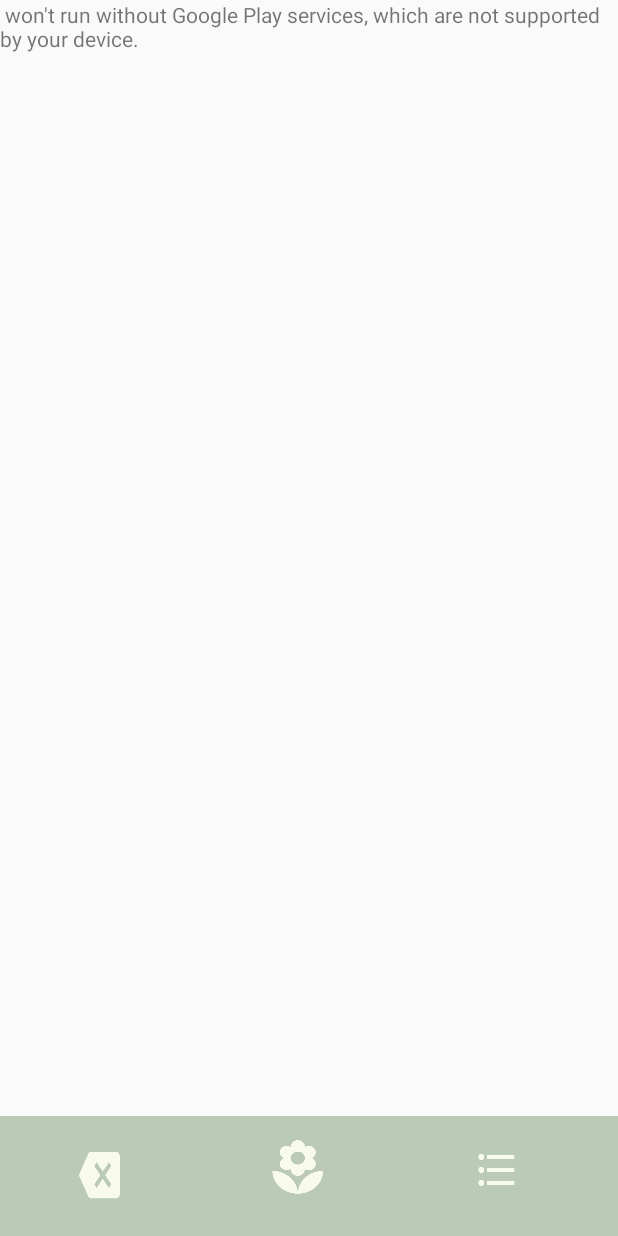
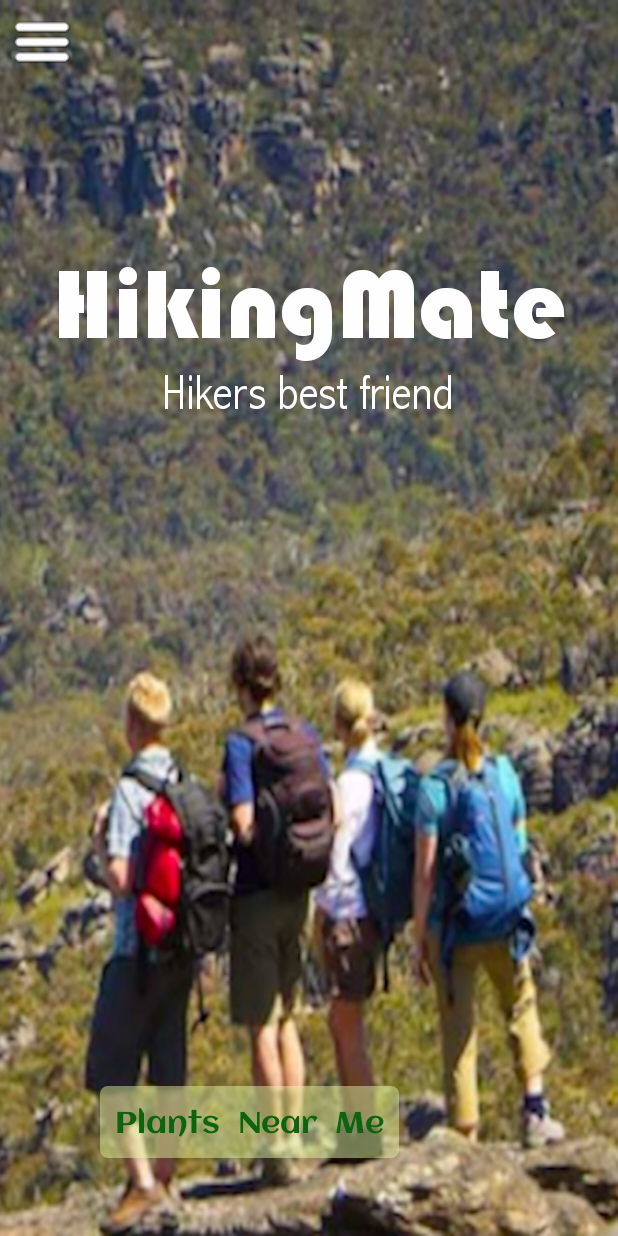
Before and after one commit to zhaoyi0113/ShibaGou, an Android app: the screen it shows after launch (MapActivity before the commit, MainActivity after it), after a tap on "Plants Near Me", on a phone screen of 412 x 824 dp. Run offline under Robolectric (Android 15) with nearby library versions, the phone set to English and light mode, and no system bars.

Commit message:
add fragment

```diff
--- /dev/null
+++ b/app/src/main/java/com/example/yihanwang/myapplication/HomeFragment.java
@@ -0,0 +1,60 @@
+package com.example.yihanwang.myapplication;
+
+import android.graphics.Typeface;
+import android.os.Bundle;
+import android.support.v4.app.Fragment;
+import android.view.LayoutInflater;
+import android.view.View;
+import android.view.ViewGroup;
+import android.widget.Button;
+import android.widget.TextView;
+
+/**
+ * Created by joey on 22/8/17.
+ */
+
+public class HomeFragment extends Fragment {
+    private Button button;
+    private TextView topText;
+    private TextView subText;
+    private Typeface tf1;
+    private Typeface tf2;
+    private Typeface tf3;
+
+    @Override
+    public void onCreate(Bundle savedInstanceState) {
+        super.onCreate(savedInstanceState);
+
+    }
+
+    @Override
+    public View onCreateView(LayoutInflater inflater, ViewGroup container,
+                             Bundle savedInstanceState) {
+        // Inflate the layout for this fragment
+        View view = inflater.inflate(R.layout.home_fragment, container, false);
+
+        button = (Button) view.findViewById(R.id.mapButton);
+
+        button.setOnClickListener(new View.OnClickListener() {
+            @Override
+            public void onClick(View v) {
+
+//                Intent subscription = new Intent(getApplicationContext(), MapActivity.class);
+//                startActivity(subscription);
+
+            }
+        });
+
+        topText = (TextView) view.findViewById(R.id.topTextView);
+        subText = (TextView) view.findViewById(R.id.subTextView);
+        tf1 = Typeface.createFromAsset(getActivity().getAssets(), "Bauhaus-93.ttf");
+        tf2 = Typeface.createFromAsset(getActivity().getAssets(), "Abadi_MT Condensed_Light.ttf");
+        tf3 = Typeface.createFromAsset(getActivity().getAssets(), "Aclonica.ttf");
+        topText.setTypeface(tf1);
+        subText.setTypeface(tf2);
+        button.setTypeface(tf3);
+
+        return view;
+    }
+
+}
--- a/app/src/main/java/com/example/yihanwang/myapplication/MainActivity.java
+++ b/app/src/main/java/com/example/yihanwang/myapplication/MainActivity.java
@@ -1,14 +1,13 @@
 package com.example.yihanwang.myapplication;
 
 import android.content.Intent;
-import android.content.res.Configuration;
 import android.graphics.Typeface;
+import android.os.Bundle;
+import android.support.v4.app.Fragment;
+import android.support.v4.app.FragmentManager;
 import android.support.v4.view.GravityCompat;
 import android.support.v4.widget.DrawerLayout;
-import android.support.v7.app.ActionBarDrawerToggle;
 import android.support.v7.app.AppCompatActivity;
-import android.os.Bundle;
-import android.util.Log;
 import android.view.MenuItem;
 import android.view.View;
 import android.widget.AdapterView;
@@ -18,15 +17,8 @@ import android.widget.ListView;
 import android.widget.TextView;
 
 public class MainActivity extends AppCompatActivity {
-    private Button button;
-    private TextView topText;
-    private TextView subText;
-    private Typeface tf1;
-    private Typeface tf2;
-    private Typeface tf3;
     private DrawerLayout mDrawerLayout;
     private ListView mDrawerList;
-//    private ActionBarDrawerToggle mDrawerToggle;
     private String[] mPlanetTitles;
 
     @Override
@@ -61,27 +53,10 @@ public class MainActivity extends AppCompatActivity {
             }
         });
 
-        button = (Button) findViewById(R.id.mapButton);
-
-        button.setOnClickListener(new View.OnClickListener() {
-            @Override
-            public void onClick(View v) {
-
-                Intent subscription = new Intent(getApplicationContext(), MapActivity.class);
-                startActivity(subscription);
-
-            }
-        });
-
-        topText = (TextView) findViewById(R.id.topTextView);
-        subText = (TextView) findViewById(R.id.subTextView);
-        tf1 = Typeface.createFromAsset(getAssets(), "Bauhaus-93.ttf");
-        tf2 = Typeface.createFromAsset(getAssets(), "Abadi_MT Condensed_Light.ttf");
-        tf3 = Typeface.createFromAsset(getAssets(), "Aclonica.ttf");
-        topText.setTypeface(tf1);
-        subText.setTypeface(tf2);
-        button.setTypeface(tf3);
-
+        Fragment fragment = new HomeFragment();
+        FragmentManager fragmentManager = getSupportFragmentManager();
+        fragmentManager.beginTransaction()
+                .replace(R.id.frame_container, fragment).commit();
 
     }
 
--- a/app/src/main/java/com/example/yihanwang/myapplication/MapActivity.java
+++ b/app/src/main/java/com/example/yihanwang/myapplication/MapActivity.java
@@ -2,9 +2,13 @@ package com.example.yihanwang.myapplication;
 
 import android.content.Intent;
 import android.location.Location;
+import android.support.annotation.Nullable;
+import android.support.v4.app.Fragment;
 import android.support.v7.app.AppCompatActivity;
 import android.os.Bundle;
+import android.view.LayoutInflater;
 import android.view.View;
+import android.view.ViewGroup;
 import android.widget.Button;
 
 import com.google.android.gms.maps.CameraUpdateFactory;
@@ -14,7 +18,7 @@ import com.google.android.gms.maps.OnMapReadyCallback;
 import com.google.android.gms.maps.model.LatLng;
 import com.google.android.gms.maps.model.MarkerOptions;
 
-public class MapActivity extends AppCompatActivity implements OnMapReadyCallback {
+public class MapActivity extends Fragment implements OnMapReadyCallback {
     private GoogleMap m_cGoogleMap;
     private Button toImage, toHome;
 
@@ -23,33 +27,40 @@ public class MapActivity extends AppCompatActivity implements OnMapReadyCallback
 
 
     @Override
-    protected void onCreate(Bundle savedInstanceState) {
+    public void onCreate(Bundle savedInstanceState) {
         super.onCreate(savedInstanceState);
-        setContentView(R.layout.activity_map);
+//        setContentView(R.layout.activity_map);
+//
+//        // Get access to our MapFragment
+//        MapFragment mapFrag = (MapFragment) getFragmentManager().findFragmentById(R.id.map_fragment);
+//        // Set up an asyncronous callback to let us know when the map has loaded
+//        mapFrag.getMapAsync(this);
+//
+//        toImage = (Button)findViewById(R.id.findPlant);
+//        toHome = (Button)findViewById(R.id.goBack);
+//        toImage.setOnClickListener(new View.OnClickListener() {
+//            @Override
+//            public void onClick(View v) {
+//                Intent image = new Intent(MapActivity.this,ImageActivity.class);
+//                startActivity(image);
+//            }
+//        });
+//
+//        toHome.setOnClickListener(new View.OnClickListener() {
+//            @Override
+//            public void onClick(View v) {
+//                Intent homepage = new Intent(MapActivity.this,MainActivity.class);
+//                startActivity(homepage);
+//            }
+//        });
 
-        // Get access to our MapFragment
-        MapFragment mapFrag = (MapFragment) getFragmentManager().findFragmentById(R.id.map_fragment);
-        // Set up an asyncronous callback to let us know when the map has loaded
-        mapFrag.getMapAsync(this);
+    }
 
-        toImage = (Button)findViewById(R.id.findPlant);
-        toHome = (Button)findViewById(R.id.goBack);
-        toImage.setOnClickListener(new View.OnClickListener() {
-            @Override
-            public void onClick(View v) {
-                Intent image = new Intent(MapActivity.this,ImageActivity.class);
-                startActivity(image);
-            }
-        });
-
-        toHome.setOnClickListener(new View.OnClickListener() {
-            @Override
-            public void onClick(View v) {
-                Intent homepage = new Intent(MapActivity.this,MainActivity.class);
-                startActivity(homepage);
-            }
-        });
-
+    @Nullable
+    @Override
+    public View onCreateView(LayoutInflater inflater, @Nullable ViewGroup container, @Nullable Bundle savedInstanceState) {
+        View view = inflater.inflate(R.layout.activity_map, container, false);
+        return view;
     }
 
     @Override
--- a/app/src/main/res/layout/activity_main.xml
+++ b/app/src/main/res/layout/activity_main.xml
@@ -4,66 +4,7 @@
     android:layout_width="match_parent"
     android:layout_height="match_parent">
 
-    <RelativeLayout xmlns:android="http://schemas.android.com/apk/res/android"
-        xmlns:app="http://schemas.android.com/apk/res-auto"
-        xmlns:tools="http://schemas.android.com/tools"
-        android:layout_width="match_parent"
-        android:layout_height="match_parent"
-        tools:context="com.example.yihanwang.myapplication.MainActivity">
-
-        <ImageView
-            android:layout_width="match_parent"
-            android:layout_height="match_parent"
-            android:scaleType="centerCrop"
-            android:src="@mipmap/homepage"
-            android:layout_alignParentTop="true"
-            android:layout_alignParentLeft="true"
-            android:layout_alignParentStart="true" />
-
-        <TextView
-            android:id="@+id/topTextView"
-            android:layout_width="wrap_content"
-            android:layout_height="wrap_content"
-            android:layout_alignParentTop="true"
-            android:layout_centerHorizontal="true"
-            android:layout_marginTop="165dp"
-            android:gravity="center_horizontal"
-            android:text="HikingMate"
-            android:textColor="#FEFEFE"
-            android:textSize="100px"
-            android:textStyle="bold"
-            android:typeface="serif" />
-
-        <TextView
-            android:id="@+id/subTextView"
-            android:layout_width="wrap_content"
-            android:layout_height="wrap_content"
-            android:gravity="center_horizontal"
-            android:text="Hikers best friend"
-            android:textColor="#FEFEFE"
-            android:textSize="50px"
-            android:layout_below="@+id/topTextView"
-            android:layout_centerHorizontal="true" />
-
-        <Button
-            android:id="@+id/mapButton"
-            android:layout_width="wrap_content"
-            android:layout_height="wrap_content"
-            android:layout_marginBottom="52dp"
-            android:background="@drawable/shape"
-            android:elegantTextHeight="true"
-            android:text="Plants  Near  Me"
-            android:textColor="#0C640F"
-            android:textSize="20sp"
-            android:textStyle="bold"
-            android:textAllCaps="false"
-            android:layout_marginLeft="32dp"
-            android:layout_marginStart="32dp"
-            android:layout_alignParentBottom="true"
-            android:layout_alignLeft="@+id/topTextView"
-            android:layout_alignStart="@+id/topTextView" />
-    </RelativeLayout>
-
+    <include layout="@layout/content_main" />
     <!-- The navigation drawer -->
     <ListView
         android:id="@+id/left_drawer"
--- /dev/null
+++ b/app/src/main/res/layout/content_main.xml
@@ -0,0 +1,16 @@
+<?xml version="1.0" encoding="utf-8"?>
+<android.support.constraint.ConstraintLayout xmlns:android="http://schemas.android.com/apk/res/android"
+    xmlns:app="http://schemas.android.com/apk/res-auto"
+    xmlns:tools="http://schemas.android.com/tools"
+    android:layout_width="match_parent"
+    android:layout_height="match_parent"
+    tools:context="com.example.yihanwang.myapplication.MainActivity"
+    >
+
+    <FrameLayout
+        android:id="@+id/frame_container"
+        android:layout_width="match_parent"
+        android:layout_height="match_parent"
+        />
+
+</android.support.constraint.ConstraintLayout>
--- /dev/null
+++ b/app/src/main/res/layout/home_fragment.xml
@@ -0,0 +1,65 @@
+<?xml version="1.0" encoding="utf-8"?>
+<LinearLayout xmlns:android="http://schemas.android.com/apk/res/android"
+    android:orientation="vertical" android:layout_width="match_parent"
+    android:layout_height="match_parent">
+
+    <RelativeLayout xmlns:android="http://schemas.android.com/apk/res/android"
+        xmlns:app="http://schemas.android.com/apk/res-auto"
+        xmlns:tools="http://schemas.android.com/tools"
+        android:layout_width="match_parent"
+        android:layout_height="match_parent"
+        tools:context="com.example.yihanwang.myapplication.MainActivity">
+
+        <ImageView
+            android:layout_width="match_parent"
+            android:layout_height="match_parent"
+            android:scaleType="centerCrop"
+            android:src="@mipmap/homepage"
+            android:layout_alignParentTop="true"
+            android:layout_alignParentLeft="true"
+            android:layout_alignParentStart="true" />
+
+        <TextView
+            android:id="@+id/topTextView"
+            android:layout_width="wrap_content"
+            android:layout_height="wrap_content"
+            android:layout_alignParentTop="true"
+            android:layout_centerHorizontal="true"
+            android:layout_marginTop="165dp"
+            android:gravity="center_horizontal"
+            android:text="HikingMate"
+            android:textColor="#FEFEFE"
+            android:textSize="100px"
+            android:textStyle="bold"
+            android:typeface="serif" />
+
+        <TextView
+            android:id="@+id/subTextView"
+            android:layout_width="wrap_content"
+            android:layout_height="wrap_content"
+            android:gravity="center_horizontal"
+            android:text="Hikers best friend"
+            android:textColor="#FEFEFE"
+            android:textSize="50px"
+            android:layout_below="@+id/topTextView"
+            android:layout_centerHorizontal="true" />
+
+        <Button
+            android:id="@+id/mapButton"
+            android:layout_width="wrap_content"
+            android:layout_height="wrap_content"
+            android:layout_marginBottom="52dp"
+            android:background="@drawable/shape"
+            android:elegantTextHeight="true"
+            android:text="Plants  Near  Me"
+            android:textColor="#0C640F"
+            android:textSize="20sp"
+            android:textStyle="bold"
+            android:textAllCaps="false"
+            android:layout_marginLeft="32dp"
+            android:layout_marginStart="32dp"
+            android:layout_alignParentBottom="true"
+            android:layout_alignLeft="@+id/topTextView"
+            android:layout_alignStart="@+id/topTextView" />
+    </RelativeLayout>
+</LinearLayout>
```
